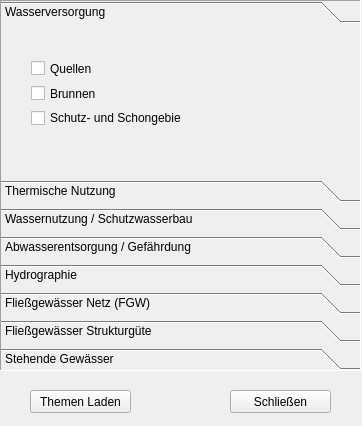
klausib/VogisMenu, file tools/gui_wasser.ui: the form before one commit.
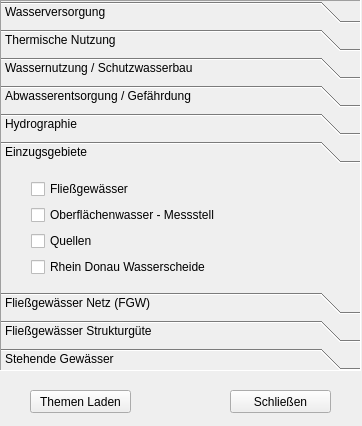
The form after the commit. The open tabs and pages were chosen to show the change.

What changed in the file:
```diff
--- a/tools/gui_wasser.ui
+++ b/tools/gui_wasser.ui
@@ -34,7 +34,7 @@
       <x>0</x>
       <y>0</y>
       <width>359</width>
-      <height>153</height>
+      <height>126</height>
      </rect>
     </property>
     <attribute name="label">
@@ -320,16 +320,6 @@
       </rect>
      </property>
      <layout class="QVBoxLayout" name="verticalLayout_5">
-      <item>
-       <widget class="QCheckBox" name="ckEzQuellen">
-        <property name="text">
-         <string>Quelleinzugsgebiete</string>
-        </property>
-        <attribute name="buttonGroup">
-         <string>ckButtons</string>
-        </attribute>
-       </widget>
-      </item>
       <item>
        <widget class="QCheckBox" name="ckNiederschlagmessstellen">
         <property name="text">
@@ -373,6 +363,65 @@
      </layout>
     </widget>
    </widget>
+   <widget class="QWidget" name="page_4">
+    <attribute name="label">
+     <string>Einzugsgebiete</string>
+    </attribute>
+    <widget class="QWidget" name="verticalLayoutWidget">
+     <property name="geometry">
+      <rect>
+       <x>30</x>
+       <y>10</y>
+       <width>184</width>
+       <height>101</height>
+      </rect>
+     </property>
+     <layout class="QVBoxLayout" name="verticalLayout_8">
+      <item>
+       <widget class="QCheckBox" name="ckEzFliessgewaesser">
+        <property name="text">
+         <string>Fließgewässer</string>
+        </property>
+        <attribute name="buttonGroup">
+         <string>ckButtons</string>
+        </attribute>
+       </widget>
+      </item>
+      <item>
+       <widget class="QCheckBox" name="ckEzOberflaechenwasserMesstellen">
+        <property name="text">
+         <string>Oberflächenwasser - Messstellen</string>
+        </property>
+        <attribute name="buttonGroup">
+         <string>ckButtons</string>
+        </attribute>
+       </widget>
+      </item>
+      <item>
+       <widget class="QCheckBox" name="ckEzQuellen">
+        <property name="text">
+         <string>Quellen</string>
+        </property>
+        <attribute name="buttonGroup">
+         <string>ckButtons</string>
+        </attribute>
+       </widget>
+      </item>
+      <item>
+       <widget class="QCheckBox" name="ckEzWasserscheideRheinDonau">
+        <property name="text">
+         <string>Rhein Donau Wasserscheide</string>
+        </property>
+        <attribute name="buttonGroup">
+         <string>ckButtons</string>
+        </attribute>
+       </widget>
+      </item>
+     </layout>
+    </widget>
+    <zorder>verticalLayoutWidget</zorder>
+    <zorder>ckEzOberflaechenwasserMesstellen</zorder>
+   </widget>
    <widget class="QWidget" name="page">
     <property name="geometry">
      <rect>
```
Left out of the diff: 22 changed lines with no effect on the pictures.
